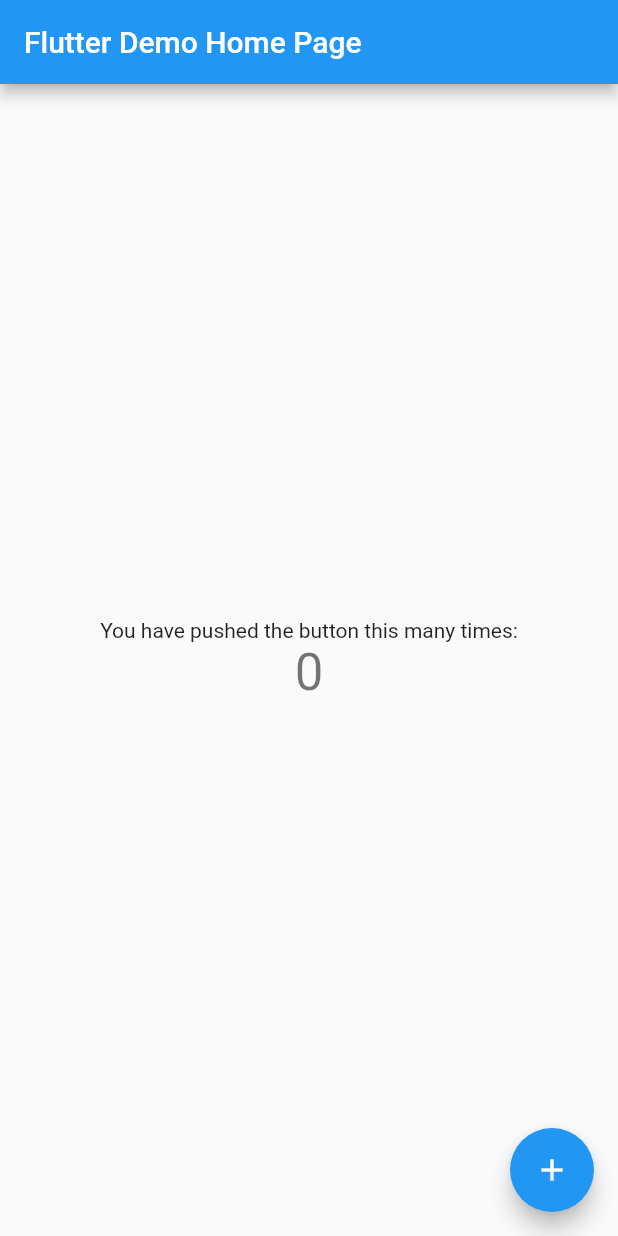
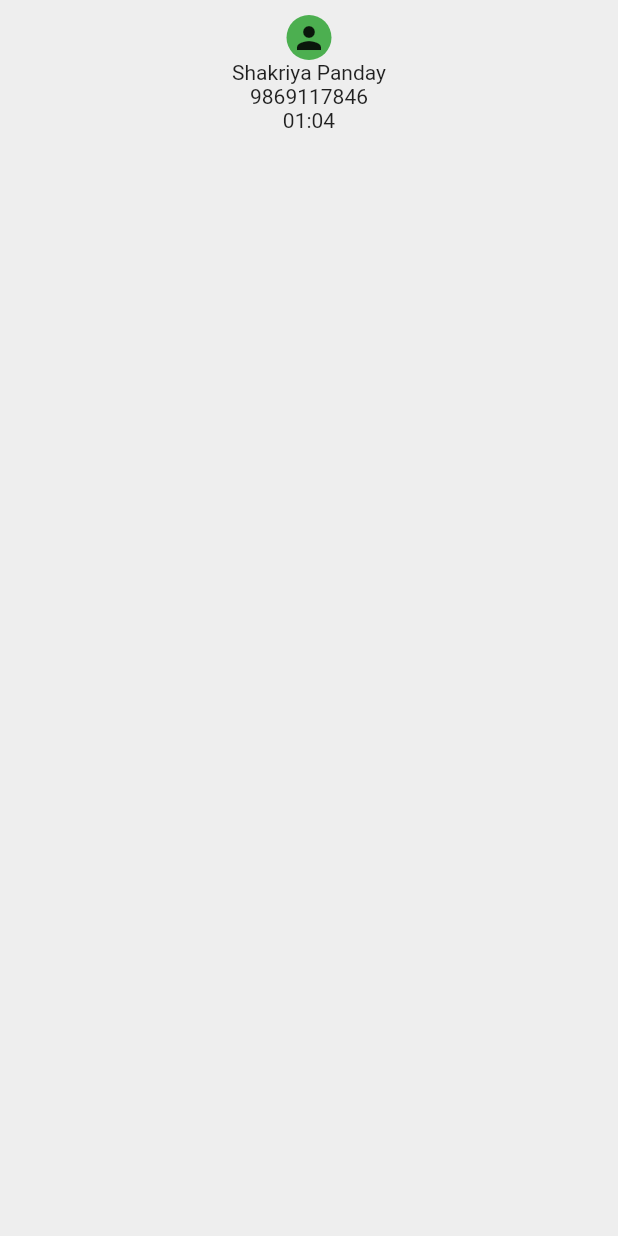
Before and after one commit to ShakriyaPanday/xiaomicallui, a Flutter app: the screen it shows after launch, on a phone screen of 412 x 824 dp. Run offline on Flutter 3.47's test engine with Material 2 defaults, Android fonts, the phone set to English and light mode, and no system bars.

Commit message:
User information added

```diff
--- a/lib/main.dart
+++ b/lib/main.dart
@@ -1,4 +1,5 @@
 import 'package:flutter/material.dart';
+import 'package:xiaomicallui/pages/homepage.dart';
 
 void main() {
   runApp(const MyApp());
@@ -7,109 +8,13 @@
 class MyApp extends StatelessWidget {
   const MyApp({super.key});
 
-  // This widget is the root of your application.
   @override
   Widget build(BuildContext context) {
     return MaterialApp(
-      title: 'Flutter Demo',
-      theme: ThemeData(
-        // This is the theme of your application.
-        //
-        // Try running your application with "flutter run". You'll see the
-        // application has a blue toolbar. Then, without quitting the app, try
-        // changing the primarySwatch below to Colors.green and then invoke
-        // "hot reload" (press "r" in the console where you ran "flutter run",
-        // or simply save your changes to "hot reload" in a Flutter IDE).
-        // Notice that the counter didn't reset back to zero; the application
-        // is not restarted.
-        primarySwatch: Colors.blue,
-      ),
-      home: const MyHomePage(title: 'Flutter Demo Home Page'),
+      debugShowCheckedModeBanner: false,
+      title: "PhoneUI",
+      theme: ThemeData(scaffoldBackgroundColor: Colors.grey[200]),
+      home: HomePage(),
     );
   }
 }
-
-class MyHomePage extends StatefulWidget {
-  const MyHomePage({super.key, required this.title});
-
-  // This widget is the home page of your application. It is stateful, meaning
-  // that it has a State object (defined below) that contains fields that affect
-  // how it looks.
-
-  // This class is the configuration for the state. It holds the values (in this
-  // case the title) provided by the parent (in this case the App widget) and
-  // used by the build method of the State. Fields in a Widget subclass are
-  // always marked "final".
-
-  final String title;
-
-  @override
-  State<MyHomePage> createState() => _MyHomePageState();
-}
-
-class _MyHomePageState extends State<MyHomePage> {
-  int _counter = 0;
-
-  void _incrementCounter() {
-    setState(() {
-      // This call to setState tells the Flutter framework that something has
-      // changed in this State, which causes it to rerun the build method below
-      // so that the display can reflect the updated values. If we changed
-      // _counter without calling setState(), then the build method would not be
-      // called again, and so nothing would appear to happen.
-      _counter++;
-    });
-  }
-
-  @override
-  Widget build(BuildContext context) {
-    // This method is rerun every time setState is called, for instance as done
-    // by the _incrementCounter method above.
-    //
-    // The Flutter framework has been optimized to make rerunning build methods
-    // fast, so that you can just rebuild anything that needs updating rather
-    // than having to individually change instances of widgets.
-    return Scaffold(
-      appBar: AppBar(
-        // Here we take the value from the MyHomePage object that was created by
-        // the App.build method, and use it to set our appbar title.
-        title: Text(widget.title),
-      ),
-      body: Center(
-        // Center is a layout widget. It takes a single child and positions it
-        // in the middle of the parent.
-        child: Column(
-          // Column is also a layout widget. It takes a list of children and
-          // arranges them vertically. By default, it sizes itself to fit its
-          // children horizontally, and tries to be as tall as its parent.
-          //
-          // Invoke "debug painting" (press "p" in the console, choose the
-          // "Toggle Debug Paint" action from the Flutter Inspector in Android
-          // Studio, or the "Toggle Debug Paint" command in Visual Studio Code)
-          // to see the wireframe for each widget.
-          //
-          // Column has various properties to control how it sizes itself and
-          // how it positions its children. Here we use mainAxisAlignment to
-          // center the children vertically; the main axis here is the vertical
-          // axis because Columns are vertical (the cross axis would be
-          // horizontal).
-          mainAxisAlignment: MainAxisAlignment.center,
-          children: <Widget>[
-            const Text(
-              'You have pushed the button this many times:',
-            ),
-            Text(
-              '$_counter',
-              style: Theme.of(context).textTheme.headline4,
-            ),
-          ],
-        ),
-      ),
-      floatingActionButton: FloatingActionButton(
-        onPressed: _incrementCounter,
-        tooltip: 'Increment',
-        child: const Icon(Icons.add),
-      ), // This trailing comma makes auto-formatting nicer for build methods.
-    );
-  }
-}
--- /dev/null
+++ b/lib/pages/homepage.dart
@@ -0,0 +1,37 @@
+import 'package:flutter/material.dart';
+
+class HomePage extends StatelessWidget {
+  const HomePage({super.key});
+
+  @override
+  Widget build(BuildContext context) {
+    return Scaffold(
+      body: SafeArea(
+        child: Padding(
+          padding: const EdgeInsets.all(10.0),
+          child: Column(
+            children: [
+              Center(
+                child: Column(
+                  children: [
+                    Container(
+                      decoration: BoxDecoration(
+                          color: Colors.green,
+                          borderRadius: BorderRadius.circular(30)),
+                      height: 30,
+                      width: 30,
+                      child: Icon(Icons.person),
+                    ),
+                    Text("Shakriya Panday"),
+                    Text("9869117846"),
+                    Text("01:04"),
+                  ],
+                ),
+              )
+            ],
+          ),
+        ),
+      ),
+    );
+  }
+}
```
